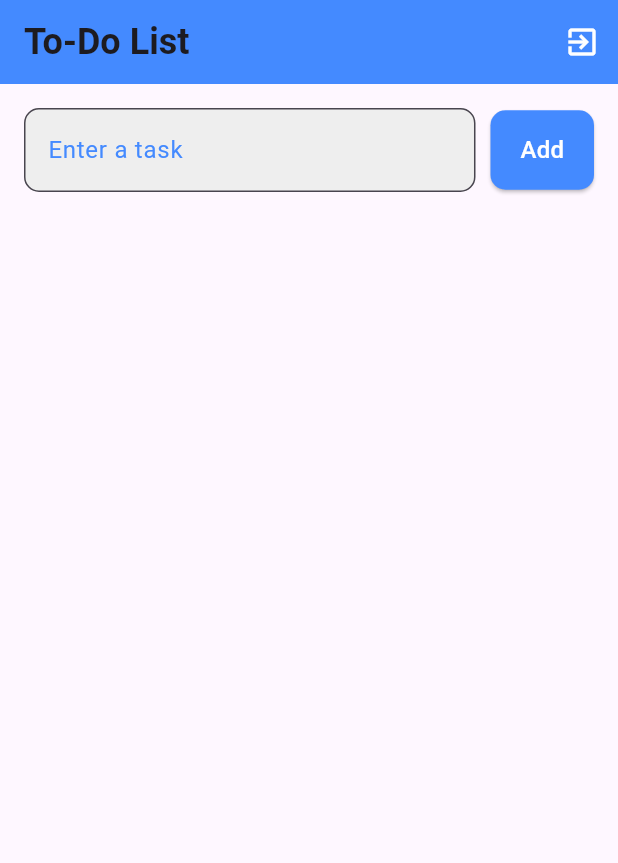
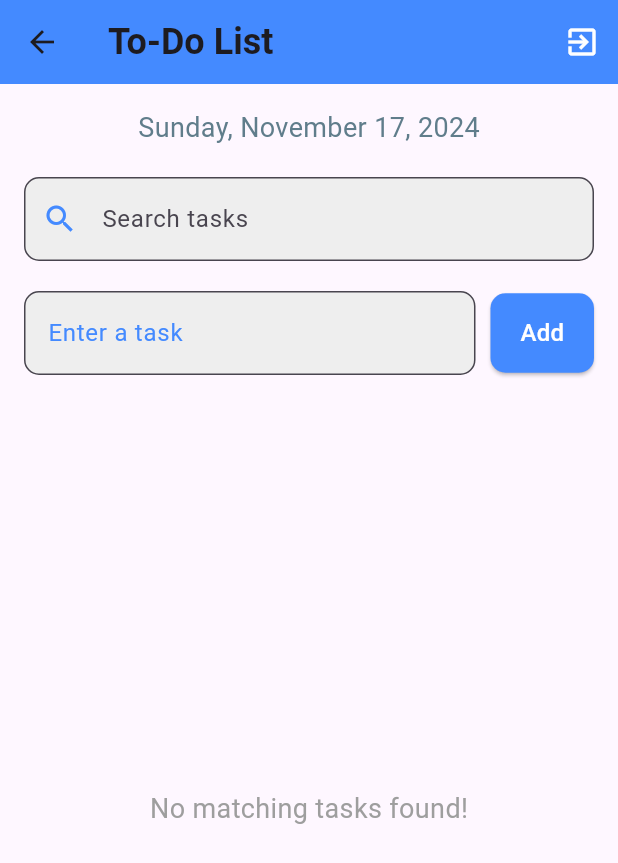
Before and after one commit to rishabh2310113/to_do_application, a Flutter app: the HomeScreen screen opened directly, on a phone screen of 412 x 824 dp. Shown: the top 863 px of the screen. Run offline on Flutter 3.47's test engine with Material 3 defaults, Android fonts, the phone set to English and light mode, and no system bars; our stand-ins replace cloud_firestore, firebase_auth, firebase_core; accounts and stored records are empty.

Commit message:
added a search option

```diff
--- a/lib/main.dart
+++ b/lib/main.dart
@@ -6,9 +6,9 @@ import 'package:to_do_application/screens/email_auth/login_screen.dart';
 import 'package:to_do_application/screens/home_screen.dart';
 
 void main() async{
-  WidgetsFlutterBinding.ensureInitialized();
-  await Firebase.initializeApp(
-    options: DefaultFirebaseOptions.currentPlatform,
+  WidgetsFlutterBinding.ensureInitialized();    // flutter app se relsted saari config initialised
+  await Firebase.initializeApp(    // to connect to firebase
+    options: DefaultFirebaseOptions.currentPlatform,  // ios and andriod wali settings accordingly
   );
   runApp(MyApp());
 }
--- a/lib/screens/email_auth/login_screen.dart
+++ b/lib/screens/email_auth/login_screen.dart
@@ -67,7 +67,7 @@ class _LoginScreenState extends State<LoginScreen> {
           child: Column(
             crossAxisAlignment: CrossAxisAlignment.stretch,
             children: [
-              Text(
+              const Text(
                 "Welcome Back!",
                 style: TextStyle(
                   fontSize: 28,
@@ -81,12 +81,12 @@ class _LoginScreenState extends State<LoginScreen> {
                 controller: emailController,
                 decoration: InputDecoration(
                   labelText: "Email Address",
-                  labelStyle: TextStyle(color: Colors.blueAccent),
+                  labelStyle: const TextStyle(color: Colors.blueAccent),
                   filled: true,
                   fillColor: Colors.grey[200],
                   border: OutlineInputBorder(
                     borderRadius: BorderRadius.circular(10),
-                    borderSide: BorderSide(color: Colors.blueAccent),
+                    borderSide: const BorderSide(color: Colors.blueAccent),
                   ),
                   focusedBorder: OutlineInputBorder(
                     borderRadius: BorderRadius.circular(10),
--- a/lib/screens/email_auth/signup_screen.dart
+++ b/lib/screens/email_auth/signup_screen.dart
@@ -1,6 +1,7 @@
 import 'package:firebase_auth/firebase_auth.dart';
 import 'package:flutter/cupertino.dart';
 import 'package:flutter/material.dart';
+import 'package:to_do_application/screens/home_screen.dart';
 
 class SignUpScreen extends StatefulWidget {
   const SignUpScreen({super.key});
@@ -39,7 +40,7 @@ class _SignUpScreenState extends State<SignUpScreen> {
         UserCredential userCredential = await FirebaseAuth.instance
             .createUserWithEmailAndPassword(email: email, password: password);
         if (userCredential.user != null) {
-          Navigator.pop(context);
+          Navigator.push(context, CupertinoPageRoute(builder: (context) => HomeScreen()));
         }
       } on FirebaseAuthException catch (ex) {
         ScaffoldMessenger.of(context).showSnackBar(
@@ -72,7 +73,7 @@ class _SignUpScreenState extends State<SignUpScreen> {
           child: Column(
             crossAxisAlignment: CrossAxisAlignment.stretch,
             children: [
-              Text(
+              const Text(
                 "Get Started!",
                 style: TextStyle(
                   fontSize: 28,
--- a/lib/screens/home_screen.dart
+++ b/lib/screens/home_screen.dart
@@ -3,6 +3,7 @@ import 'package:firebase_auth/firebase_auth.dart';
 import 'package:flutter/cupertino.dart';
 import 'package:flutter/material.dart';
 import 'package:to_do_application/screens/email_auth/login_screen.dart';
+import 'package:intl/intl.dart';
 
 class HomeScreen extends StatefulWidget {
   const HomeScreen({super.key});
@@ -13,6 +14,9 @@ class HomeScreen extends StatefulWidget {
 
 class _HomeScreenState extends State<HomeScreen> {
   TextEditingController _toDoController = TextEditingController();
+  TextEditingController _searchController = TextEditingController();
+  String _searchQuery = "";
+  final DateTime _currentDate = DateTime.now();
 
   void logOut() async {
     await FirebaseAuth.instance.signOut();
@@ -36,6 +40,12 @@ class _HomeScreenState extends State<HomeScreen> {
     FirebaseFirestore.instance.collection("users").doc(docId).delete();
   }
 
+  void _filterTasks(String query) {
+    setState(() {
+      _searchQuery = query.toLowerCase();
+    });
+  }
+
   @override
   Widget build(BuildContext context) {
     return Scaffold(
@@ -56,6 +66,35 @@ class _HomeScreenState extends State<HomeScreen> {
         padding: const EdgeInsets.all(16.0),
         child: Column(
           children: [
+            // Display current date
+            Text(
+              DateFormat('EEEE, MMMM d, yyyy').format(_currentDate),
+              style: TextStyle(fontSize: 18, color: Colors.blueGrey),
+            ),
+            const SizedBox(height: 20),
+
+            // Search Bar
+            TextField(
+              controller: _searchController,
+              onChanged: _filterTasks,
+              decoration: InputDecoration(
+                labelText: 'Search tasks',
+                prefixIcon: Icon(Icons.search, color: Colors.blueAccent),
+                filled: true,
+                fillColor: Colors.grey[200],
+                border: OutlineInputBorder(
+                  borderRadius: BorderRadius.circular(10),
+                  borderSide: BorderSide(color: Colors.blueAccent),
+                ),
+                focusedBorder: OutlineInputBorder(
+                  borderRadius: BorderRadius.circular(10),
+                  borderSide: BorderSide(color: Colors.blueAccent, width: 2),
+                ),
+              ),
+            ),
+            const SizedBox(height: 20),
+
+            // Add Task Bar
             Row(
               children: [
                 Expanded(
@@ -103,10 +142,25 @@ class _HomeScreenState extends State<HomeScreen> {
                 builder: (context, snapshot) {
                   if (snapshot.connectionState == ConnectionState.active) {
                     if (snapshot.hasData && snapshot.data != null) {
+                      final filteredDocs = snapshot.data!.docs.where((doc) {
+                        final data = doc.data() as Map<String, dynamic>;
+                        final task = data["task"] ?? "";
+                        return task.toLowerCase().contains(_searchQuery);
+                      }).toList();
+
+                      if (filteredDocs.isEmpty) {
+                        return const Center(
+                          child: Text(
+                            "No matching tasks found!",
+                            style: TextStyle(fontSize: 18, color: Colors.grey),
+                          ),
+                        );
+                      }
+
                       return ListView.builder(
-                        itemCount: snapshot.data!.docs.length,
+                        itemCount: filteredDocs.length,
                         itemBuilder: (context, index) {
-                          Map<String, dynamic> userMap = snapshot.data!.docs[index].data() as Map<String, dynamic>;
+                          Map<String, dynamic> userMap = filteredDocs[index].data() as Map<String, dynamic>;
                           return Card(
                             color: Colors.grey[100],
                             margin: const EdgeInsets.symmetric(vertical: 5),
@@ -120,7 +174,7 @@ class _HomeScreenState extends State<HomeScreen> {
                               ),
                               trailing: IconButton(
                                 onPressed: () {
-                                  _deleteTask(snapshot.data!.docs[index].id);
+                                  _deleteTask(filteredDocs[index].id);
                                 },
                                 icon: Icon(Icons.delete, color: Colors.redAccent),
                               ),
--- a/pubspec.yaml
+++ b/pubspec.yaml
@@ -38,6 +38,7 @@ dependencies:
   firebase_core: ^3.6.0
   firebase_auth: ^5.3.1
   cloud_firestore: ^5.4.4
+  intl: ^0.19.0
 
 dev_dependencies:
   flutter_test:
```
Also changed, not shown: pubspec.lock.
